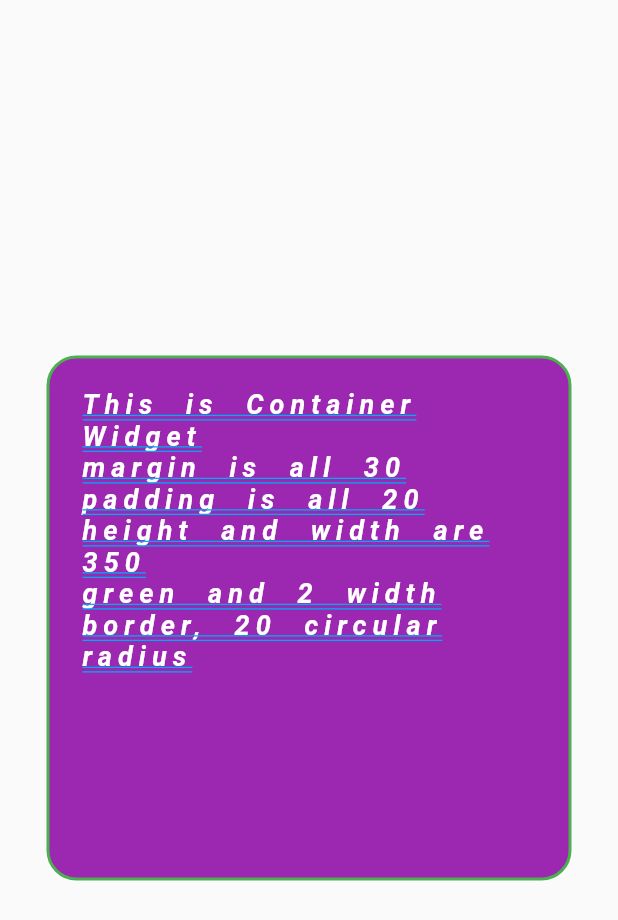
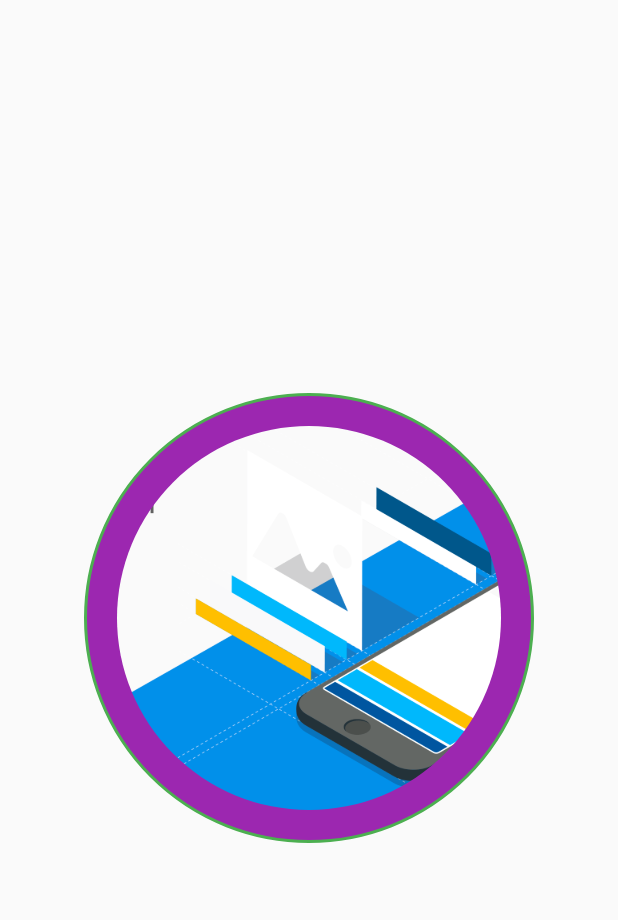
Before and after one commit to HEY-BLOOD/first_flutter_app, a Flutter app: the screen it shows after launch, on a phone screen of 412 x 824 dp. Shown: the top 920 px of the screen. Run offline on Flutter 3.47's test engine with Material 2 defaults, Android fonts, the phone set to English and light mode, and no system bars.

Commit message:
Network Image & Asset Image

```diff
--- a/lib/main.dart
+++ b/lib/main.dart
@@ -13,39 +13,67 @@ class MyApp extends StatelessWidget {
       home: Scaffold(
         body: Center(
           child: Container(
-            alignment: Alignment.topCenter,
+            // alignment: Alignment.center,
             // margin: EdgeInsets.only(left: 50, right: 10),
             // margin: EdgeInsets.symmetric(vertical: 240, horizontal: 50),
             margin: EdgeInsets.all(30),
             padding: EdgeInsets.all(20),
             // transform: Matrix4.translationValues(100, -100, 0),
-            height: 350,
-            width: 350,
+            height: 300,
+            width: 300,
             // Cannot provide both a color and a decoration To provide both, use "decoration: BoxDecoration(color: color)".
             // color: Colors.blue[400],
             decoration: BoxDecoration(
-                color: Colors.purple,
-                border: Border.all(color: Colors.green, width: 2),
-                borderRadius: BorderRadius.all(Radius.circular(20))),
-            child: const Text(
-              "This is Container Widget\n"
-              "margin is all 30\n"
-              "padding is all 20\n"
-              "height and width are 350\n"
-              "green and 2 width border, 20 circular radius\n",
-              style: TextStyle(
-                color: Colors.white,
-                fontSize: 18,
-                fontFamily: "Roboto",
-                fontWeight: FontWeight.bold,
-                fontStyle: FontStyle.italic,
-                decoration: TextDecoration.underline,
-                decorationColor: Colors.lightBlue,
-                decorationStyle: TextDecorationStyle.double,
-                letterSpacing: 4,
-                wordSpacing: 10,
+              color: Colors.purple,
+              border: Border.all(color: Colors.green, width: 2),
+              borderRadius: BorderRadius.all(Radius.circular(150)),
+            ),
+
+            child: ClipOval(
+              child: Image.asset(
+                "assets/images/flutter.png",
+                fit: BoxFit.cover,
               ),
             ),
+
+            // child: Image.asset(
+            //   "assets/images/flutter.png",
+            //   alignment: Alignment.center,
+            //   color: Colors.yellow,
+            //   colorBlendMode: BlendMode.darken,
+            //   fit: BoxFit.contain,
+            //   repeat: ImageRepeat.repeat,
+            // ),
+
+            // child: Image.network(
+            //   "https://images.frandroid.com/wp-content/uploads/2018/09/flutter.png",
+            //   alignment: Alignment.center,
+            //   color: Colors.yellow,
+            //   colorBlendMode: BlendMode.darken,
+            //   fit: BoxFit.contain,
+            //   repeat: ImageRepeat.repeat,
+            // ),
+
+            //  Container Widget & Text Widget
+            // child: const Text(
+            //   "This is Container Widget\n"
+            //   "margin is all 30\n"
+            //   "padding is all 20\n"
+            //   "height and width are 350\n"
+            //   "green and 2 width border, 20 circular radius\n",
+            //   style: TextStyle(
+            //     color: Colors.white,
+            //     fontSize: 18,
+            //     fontFamily: "Roboto",
+            //     fontWeight: FontWeight.w300,
+            //     fontStyle: FontStyle.italic,
+            //     decoration: TextDecoration.lineThrough,
+            //     decorationColor: Colors.lightBlue,
+            //     decorationStyle: TextDecorationStyle.wavy,
+            //     letterSpacing: 4,
+            //     wordSpacing: 10,
+            //   ),
+            // ),
           ),
         ),
       ),
--- a/pubspec.yaml
+++ b/pubspec.yaml
@@ -58,8 +58,8 @@ flutter:
   uses-material-design: true
 
   # To add assets to your application, add an assets section, like this:
-  # assets:
-  #   - images/a_dot_burr.jpeg
+  assets:
+    - assets/images/
   #   - images/a_dot_ham.jpeg
 
   # An image asset can refer to one or more resolution-specific "variants", see
```
Also changed, not shown: assets/images/flutter.png (added).
